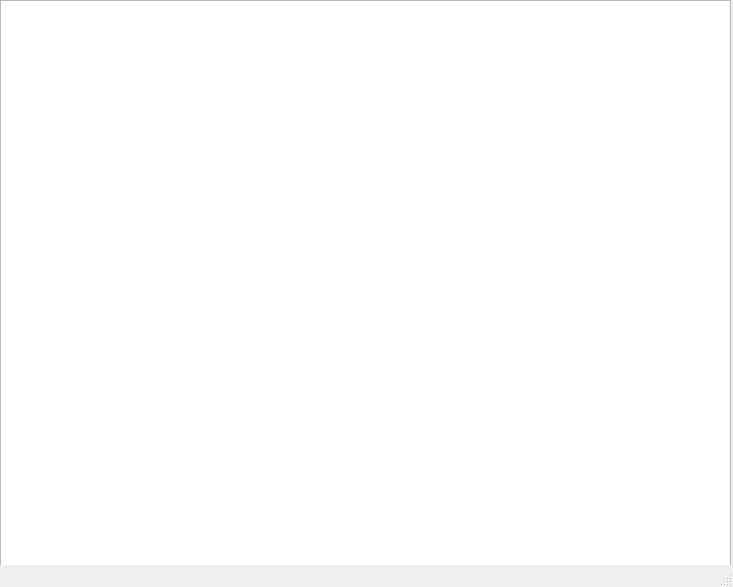
The window that mainwindow.ui (Vincent-Zag/CoronaWare) describes before a commit, drawn with Qt 5.
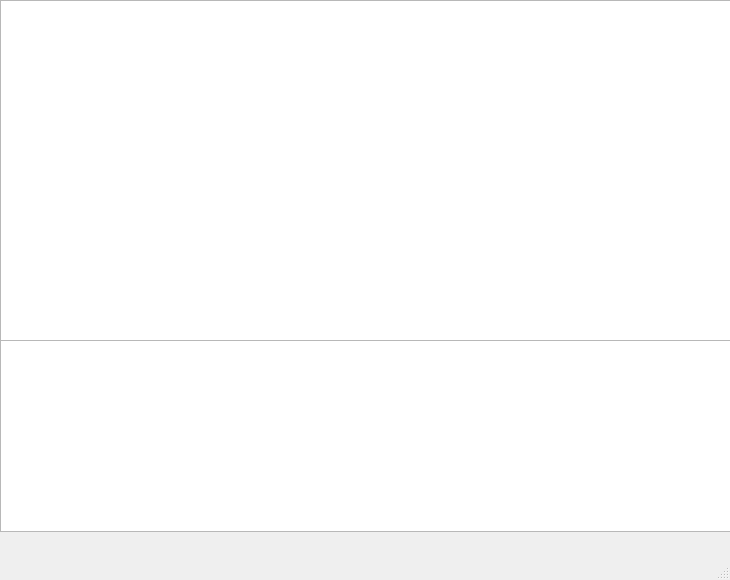
The same window after the commit. Icons and pictures are not drawn.

Diff of the .ui file:
```diff
--- a/mainwindow.ui
+++ b/mainwindow.ui
@@ -6,8 +6,8 @@
    <rect>
     <x>0</x>
     <y>0</y>
-    <width>733</width>
-    <height>587</height>
+    <width>730</width>
+    <height>580</height>
    </rect>
   </property>
   <property name="windowTitle">
@@ -66,10 +66,27 @@
       <x>0</x>
       <y>0</y>
       <width>731</width>
-      <height>571</height>
+      <height>341</height>
      </rect>
     </property>
+    <property name="verticalScrollBarPolicy">
+     <enum>Qt::ScrollBarAlwaysOff</enum>
+    </property>
+    <property name="horizontalScrollBarPolicy">
+     <enum>Qt::ScrollBarAlwaysOff</enum>
+    </property>
    </widget>
+   <widget class="QGraphicsView" name="graphicsView_2">
+    <property name="geometry">
+     <rect>
+      <x>0</x>
+      <y>340</y>
+      <width>731</width>
+      <height>192</height>
+     </rect>
+    </property>
+   </widget>
+   <zorder>graphicsView_2</zorder>
    <zorder>title_image</zorder>
    <zorder>pushButton</zorder>
    <zorder>graphicsView</zorder>
```
Left out of the diff: 2 changed lines with no effect on the pictures.
